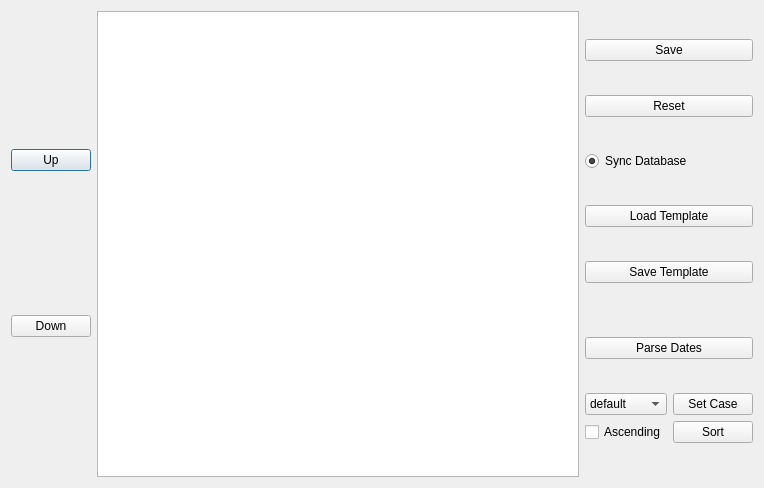
This is zeex/core/ui/actions/fields_edit.ui in zbarge/zeex as Qt 5 draws it before an edit. The edited form follows.
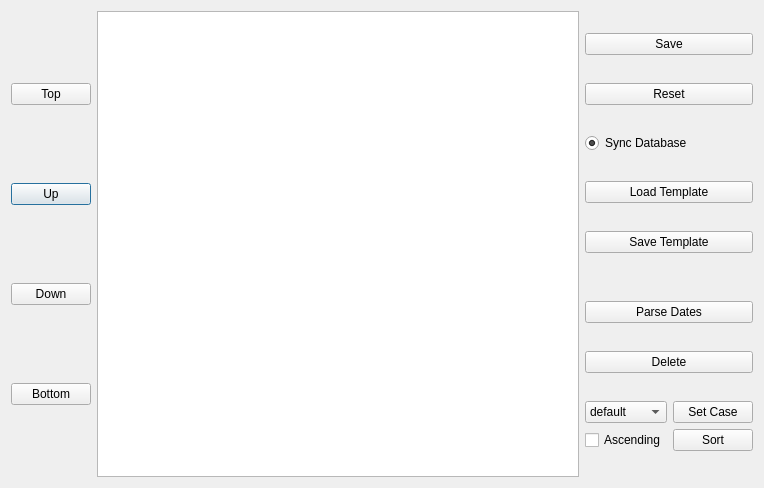
This is the edited form.

Commit message: #40 resolved. Delete/Push field options enhanced on FieldsEditDialog

Patch:
```diff
--- a/zeex/core/ui/actions/fields_edit.ui
+++ b/zeex/core/ui/actions/fields_edit.ui
@@ -27,7 +27,7 @@
      </item>
      <item row="0" column="0">
       <layout class="QGridLayout" name="gridLayout_4">
-       <item row="0" column="0">
+       <item row="1" column="0">
         <widget class="QPushButton" name="btnUp">
          <property name="sizePolicy">
           <sizepolicy hsizetype="Minimum" vsizetype="Fixed">
@@ -40,13 +40,27 @@
          </property>
         </widget>
        </item>
-       <item row="1" column="0">
+       <item row="2" column="0">
         <widget class="QPushButton" name="btnDown">
          <property name="text">
           <string>Down</string>
          </property>
         </widget>
        </item>
+       <item row="0" column="0">
+        <widget class="QPushButton" name="btnTop">
+         <property name="text">
+          <string>Top</string>
+         </property>
+        </widget>
+       </item>
+       <item row="3" column="0">
+        <widget class="QPushButton" name="btnBottom">
+         <property name="text">
+          <string>Bottom</string>
+         </property>
+        </widget>
+       </item>
       </layout>
      </item>
     </layout>
@@ -74,7 +88,7 @@
        </property>
       </widget>
      </item>
-     <item row="11" column="0">
+     <item row="12" column="0">
       <layout class="QGridLayout" name="gridLayout_3">
        <item row="0" column="0">
         <widget class="QComboBox" name="setCaseComboBox">
@@ -140,6 +154,13 @@
        </property>
       </widget>
      </item>
+     <item row="8" column="0">
+      <widget class="QPushButton" name="btnParseDates">
+       <property name="text">
+        <string>Parse Dates</string>
+       </property>
+      </widget>
+     </item>
      <item row="6" column="0">
       <spacer name="horizontalSpacer">
        <property name="orientation">
@@ -156,10 +177,10 @@
        </property>
       </spacer>
      </item>
-     <item row="8" column="0">
-      <widget class="QPushButton" name="btnParseDates">
+     <item row="9" column="0">
+      <widget class="QPushButton" name="btnDelete">
        <property name="text">
-        <string>Parse Dates</string>
+        <string>Delete</string>
        </property>
       </widget>
      </item>
```
The commit also changes 3 other files.
